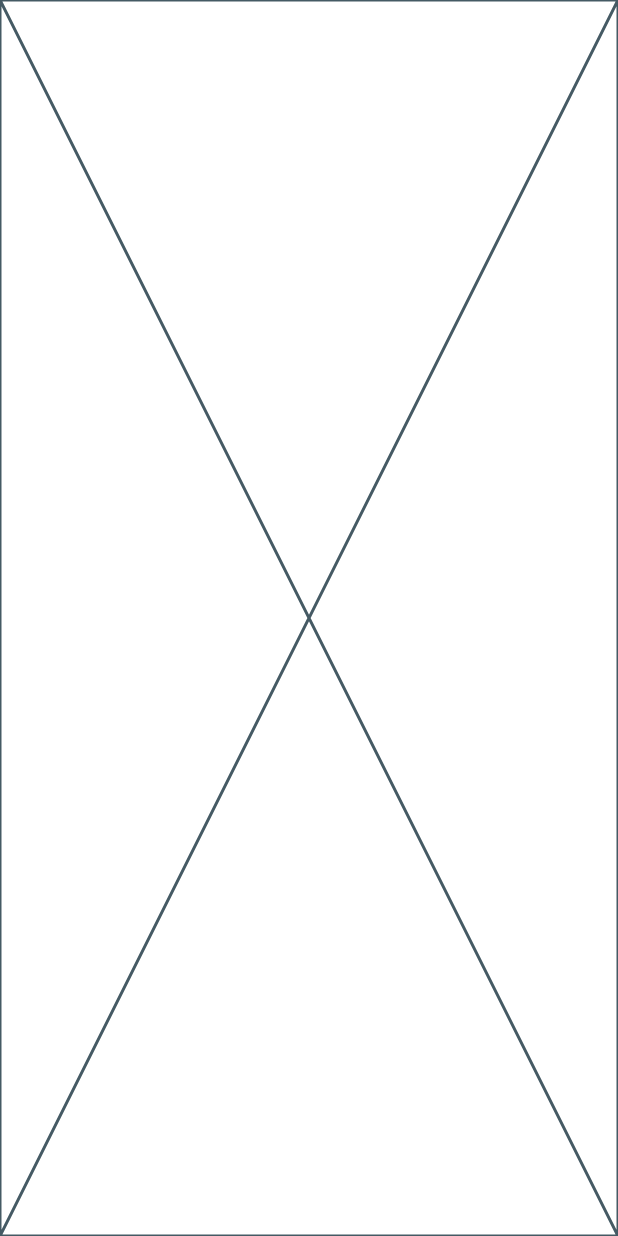
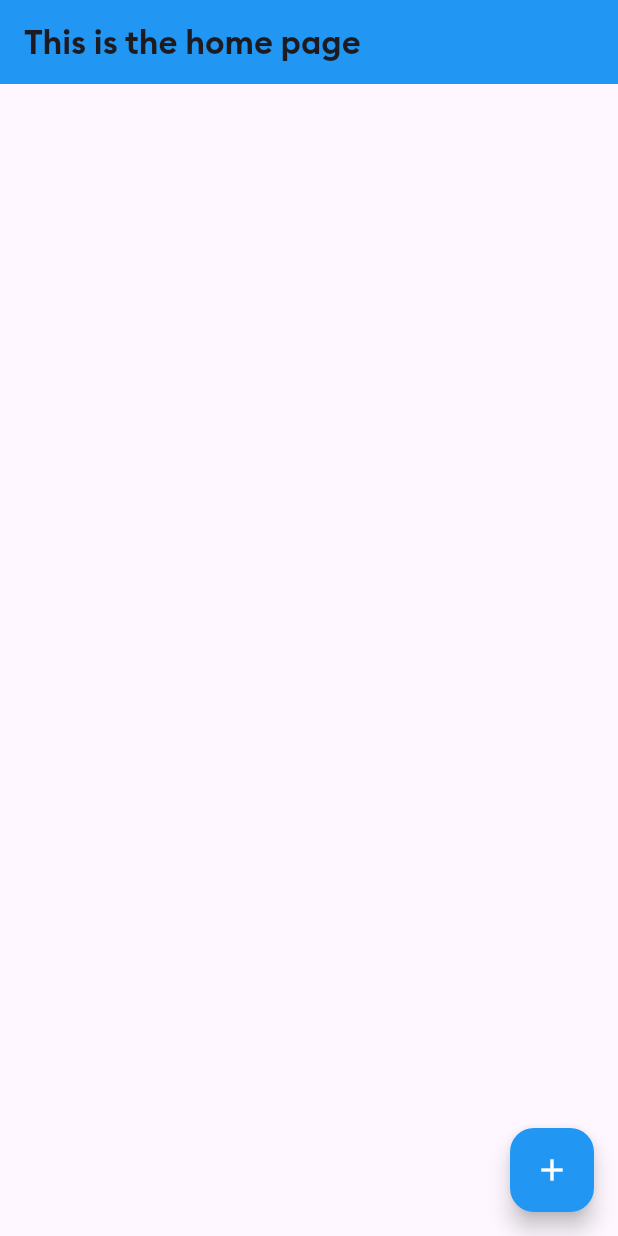
Before and after one commit to alazarlemma02/eth_ride, a Flutter app: the screen it shows after launch, on a phone screen of 412 x 824 dp. Run offline on Flutter 3.47's test engine with Material 2 defaults, Android fonts, the light colour scheme and no system bars.

Commit message:
setted up font for flutter

```diff
--- a/lib/main.dart
+++ b/lib/main.dart
@@ -13,10 +13,12 @@ class MyApp extends StatelessWidget {
     return MaterialApp(
       title: 'Flutter Demo',
       theme: ThemeData(
+        fontFamily: "Brand-Bold",
         colorScheme: ColorScheme.fromSeed(seedColor: Colors.deepPurple),
         useMaterial3: true,
       ),
       home: const HomeScreen(),
+      debugShowCheckedModeBanner: false,
     );
   }
 }
--- a/lib/view/screens/home.dart
+++ b/lib/view/screens/home.dart
@@ -10,6 +10,16 @@ class HomeScreen extends StatefulWidget {
 class _HomeScreenState extends State<HomeScreen> {
   @override
   Widget build(BuildContext context) {
-    return const Placeholder();
+    return Scaffold(
+      appBar: AppBar(
+        backgroundColor: Colors.blue,
+        title: const Text("This is the home page"),
+      ),
+      floatingActionButton: FloatingActionButton(
+        onPressed: () {},
+        backgroundColor: Colors.blue,
+        child: const Icon(Icons.add, color: Colors.white),
+      ),
+    );
   }
 }
```
Also changed, not shown: fonts/Signatra.ttf (added), fonts/bolt-regular.ttf (added), fonts/bolt-semibold.ttf (added), 3 other files.
